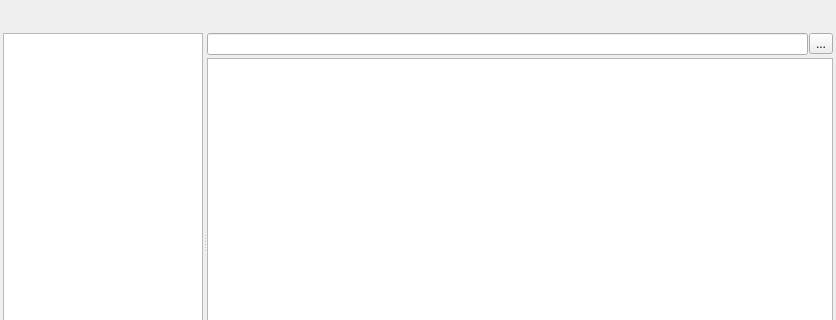
First picture: the form in editor/echo/Editor/UI/ChooseDialog/ResChooseDialog/ResChooseDialog.ui, repository timi-liuliang/echo, before the edit; both pictures show x 0 to 836 and y 0 to 320 of the 836 by 476 pixel window.
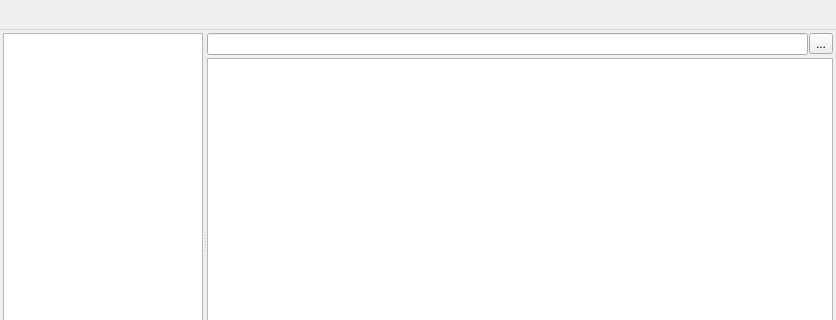
Second picture: the form after the edit. Icons and pictures are not drawn. Custom widgets are drawn as their Qt base class.

```diff
--- a/editor/echo/Editor/UI/ChooseDialog/ResChooseDialog/ResChooseDialog.ui
+++ b/editor/echo/Editor/UI/ChooseDialog/ResChooseDialog/ResChooseDialog.ui
@@ -190,8 +190,8 @@
  <customwidgets>
   <customwidget>
    <class>QT_UI::QMenuBarEx</class>
-   <extends>QLabel</extends>
-   <header>QMenuBarEx.h</header>
+   <extends>QMenuBar</extends>
+   <header>engine/core/editor/qt/extension/QMenuBarEx.h</header>
   </customwidget>
  </customwidgets>
  <resources>
```
